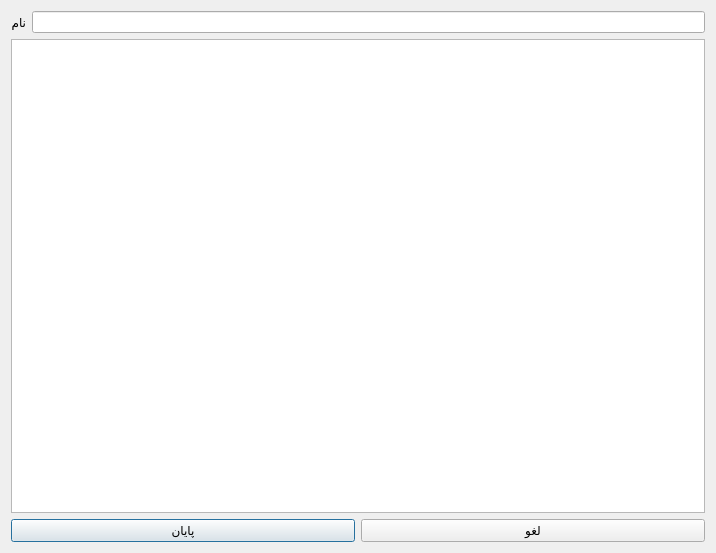
The window that qt_ui/room.ui (NeuralInsight/UniversityAutoClassScheduler) describes before a commit, drawn with Qt 5.
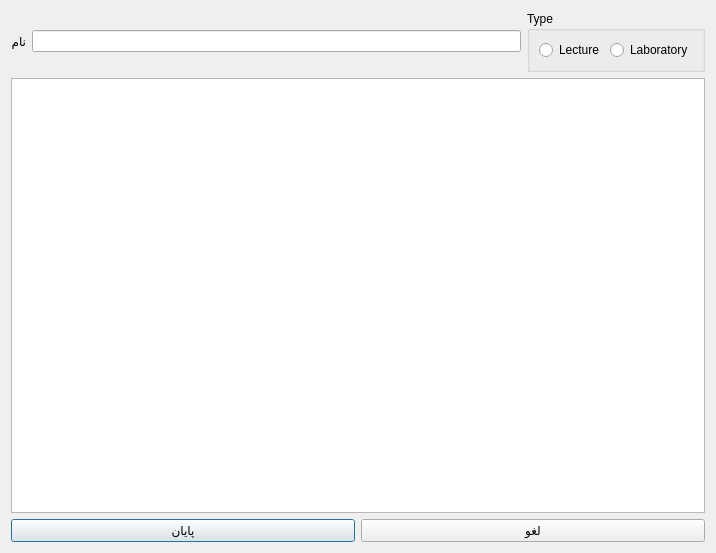
The same window after the commit.

Commit message: Add Room Model

```diff
--- a/qt_ui/room.ui
+++ b/qt_ui/room.ui
@@ -41,6 +41,29 @@
      <item row="0" column="1">
       <widget class="QLineEdit" name="lineEditName"/>
      </item>
+     <item row="0" column="2">
+      <widget class="QGroupBox" name="groupBox">
+       <property name="title">
+        <string>Type</string>
+       </property>
+       <layout class="QHBoxLayout" name="horizontalLayout_2">
+        <item>
+         <widget class="QRadioButton" name="radioLec">
+          <property name="text">
+           <string>Lecture</string>
+          </property>
+         </widget>
+        </item>
+        <item>
+         <widget class="QRadioButton" name="radioLab">
+          <property name="text">
+           <string>Laboratory</string>
+          </property>
+         </widget>
+        </item>
+       </layout>
+      </widget>
+     </item>
     </layout>
    </item>
    <item>
```
The commit also changes 6 other files.
